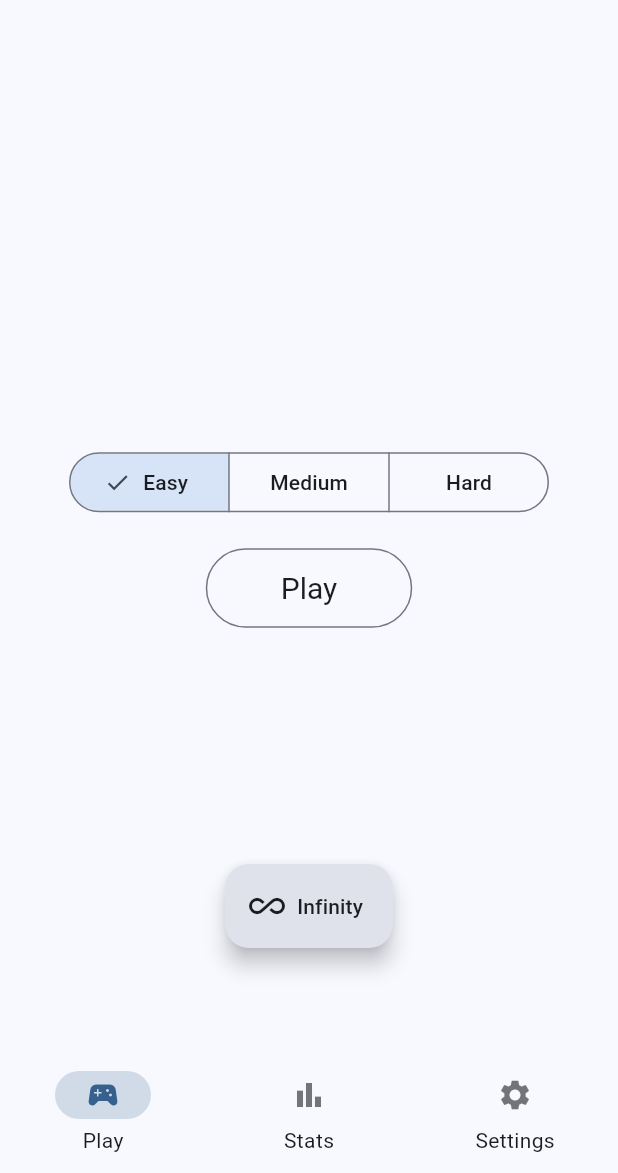
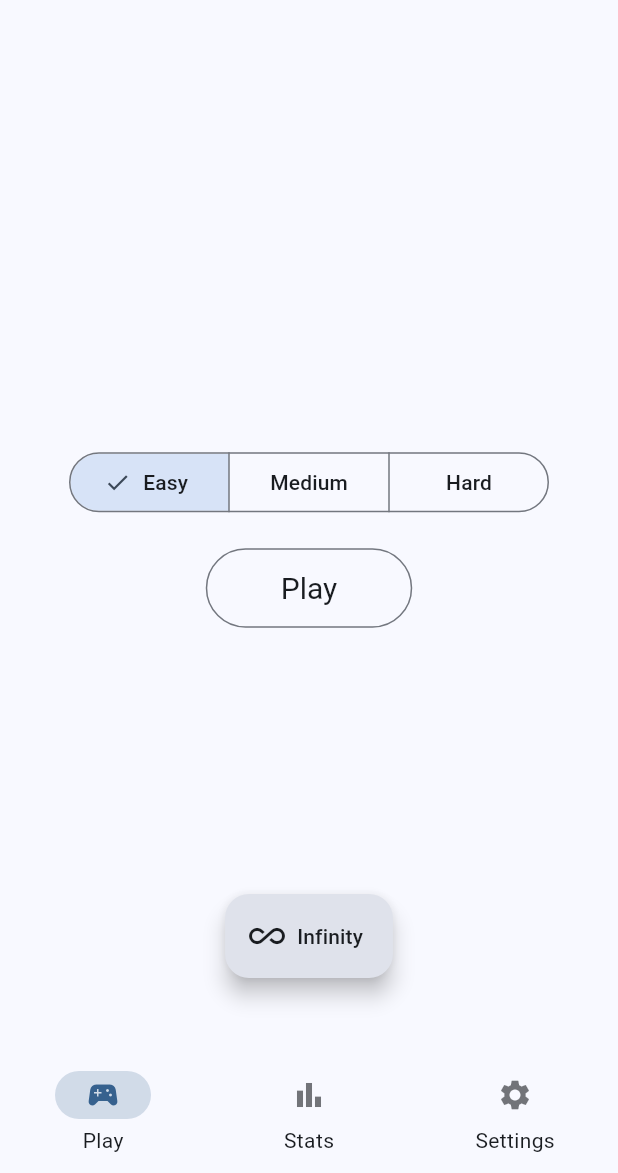
Before and after one commit to Kartik-Xplorer/Memorix, a Flutter app: the screen it shows after launch, after a tap on "Infinity", on a phone screen of 412 x 824 dp, the part 63-1236 px from its top. Run offline on Flutter 3.47's test engine with Material 3 defaults, Android fonts, the light colour scheme and no system bars; our stand-ins replace fl_chart, shared_preferences.

Commit message:
Working properly without stats

```diff
--- a/lib/data.dart
+++ b/lib/data.dart
@@ -1,53 +1,39 @@
 import 'package:shared_preferences/shared_preferences.dart';
 
 class GameData {
-  static const String _highestTimeKey = 'highestTime';
-  static const String _minimumTimeKey = 'minimumTime';
-  static const String _gamesPlayedKey = 'gamesPlayed';
-  static const String _gameTimesKey = 'gameTimes';
-
-  // Save game data (highest time, minimum time, games played, and elapsed time)
-  static Future<void> saveGameData(
-      int highestTime, int minimumTime, int gamesPlayed, int elapsedTime) async {
-    final SharedPreferences prefs = await SharedPreferences.getInstance();
-
-    // Get existing game times list or create a new one
-    List<int> gameTimes = prefs.getStringList(_gameTimesKey)?.map((e) => int.parse(e)).toList() ?? [];
-
-    // Add the current game time to the list
-    gameTimes.add(elapsedTime);
-
-    // Save the new game times list as a list of strings
-    await prefs.setStringList(_gameTimesKey, gameTimes.map((e) => e.toString()).toList());
-
-    // Save the highest time, minimum time, and number of games played
-    await prefs.setInt(_highestTimeKey, highestTime);
-    await prefs.setInt(_minimumTimeKey, minimumTime);
-    await prefs.setInt(_gamesPlayedKey, gamesPlayed);
+  static Future<void> saveGameData(String difficulty, int highestTime, int minimumTime, int gamesPlayed, int elapsedTime, int wins, int losses) async {
+    final prefs = await SharedPreferences.getInstance();
+    await prefs.setInt('${difficulty}_highestTime', highestTime);
+    await prefs.setInt('${difficulty}_minimumTime', minimumTime);
+    await prefs.setInt('${difficulty}_gamesPlayed', gamesPlayed);
+    await prefs.setInt('${difficulty}_elapsedTime', elapsedTime);
+    await prefs.setInt('${difficulty}_wins', wins);
+    await prefs.setInt('${difficulty}_losses', losses);
   }
 
-  // Load game data (highest time, minimum time, games played, and all game times)
-  static Future<Map<String, int>> loadGameData() async {
-    final SharedPreferences prefs = await SharedPreferences.getInstance();
-
-    int highestTime = prefs.getInt(_highestTimeKey) ?? 0;
-    int minimumTime = prefs.getInt(_minimumTimeKey) ?? 0;
-    int gamesPlayed = prefs.getInt(_gamesPlayedKey) ?? 0;
-
-    // Return a Map with the appropriate types (int)
+  static Future<Map<String, int>> loadGameData(String difficulty) async {
+    final prefs = await SharedPreferences.getInstance();
     return {
-      'highestTime': highestTime,
-      'minimumTime': minimumTime,
-      'gamesPlayed': gamesPlayed,
+      'highestTime': prefs.getInt('${difficulty}_highestTime') ?? 0,
+      'minimumTime': prefs.getInt('${difficulty}_minimumTime') ?? 0,
+      'gamesPlayed': prefs.getInt('${difficulty}_gamesPlayed') ?? 0,
+      'elapsedTime': prefs.getInt('${difficulty}_elapsedTime') ?? 0,
+      'wins': prefs.getInt('${difficulty}_wins') ?? 0,   // Added wins
+      'losses': prefs.getInt('${difficulty}_losses') ?? 0 // Added losses
     };
   }
 
-  // Load game times (list of integers)
-  static Future<List<int>> loadGameTimes() async {
-    final SharedPreferences prefs = await SharedPreferences.getInstance();
+  static Future<void> incrementGamesPlayed(String difficulty, bool isWin) async {
+    final prefs = await SharedPreferences.getInstance();
+    int gamesPlayed = prefs.getInt('${difficulty}_gamesPlayed') ?? 0;
+    int wins = prefs.getInt('${difficulty}_wins') ?? 0;
+    int losses = prefs.getInt('${difficulty}_losses') ?? 0;
 
-    // Load and parse game times from SharedPreferences
-    List<String> gameTimesString = prefs.getStringList(_gameTimesKey) ?? [];
-    return gameTimesString.map((e) => int.parse(e)).toList();
+    await prefs.setInt('${difficulty}_gamesPlayed', gamesPlayed + 1);
+    if (isWin) {
+      await prefs.setInt('${difficulty}_wins', wins + 1);
+    } else {
+      await prefs.setInt('${difficulty}_losses', losses + 1);
+    }
   }
 }
--- a/lib/main.dart
+++ b/lib/main.dart
@@ -67,9 +67,7 @@
   @override
   Widget build(BuildContext context) {
     return Scaffold(
-      body: Stack(
-        children: [
-          PageView(
+      body: PageView(
         controller: _pageController,
         physics: const BouncingScrollPhysics(),
         children: [
@@ -78,23 +76,6 @@
           SettingsPage(toggleTheme: widget.toggleTheme, themeMode: widget.themeMode),
         ],
         onPageChanged: (index) => setState(() => _selectedIndex = index),
-          ),
-          Align(
-            alignment: Alignment.bottomCenter,
-            child: Padding(
-              padding: const EdgeInsets.only(bottom: 70), // Adjust height above navbar
-              child: FloatingActionButton.extended(
-                onPressed: () {
-                  print("Infinity Mode Activated");
-                },
-                label: const Text('Infinity'),
-                icon: const Icon(Icons.all_inclusive),
-                backgroundColor: Theme.of(context).colorScheme.surfaceVariant, // Light color
-                foregroundColor: Theme.of(context).colorScheme.onSurface, // Adaptive text/icon color
-              ),
-            ),
-          ),
-        ],
       ),
       bottomNavigationBar: NavigationBarTheme(
         data: NavigationBarThemeData(
--- a/lib/play_page.dart
+++ b/lib/play_page.dart
@@ -17,7 +17,9 @@
       appBar: AppBar(
         title: const Text('Welcome to Memorix'),
       ),
-      body: Center(
+      body: Stack(
+        children: [
+          Center(
             child: Column(
               mainAxisAlignment: MainAxisAlignment.center,
               children: [
@@ -61,6 +63,24 @@
               ],
             ),
           ),
+          Positioned(
+            bottom: 50, // 56dp from the bottom
+            left: 0,
+            right: 0,
+            child: Center(
+              child: FloatingActionButton.extended(
+                onPressed: () {
+                  print("Infinity Mode Activated");
+                },
+                label: const Text('Infinity'),
+                icon: const Icon(Icons.all_inclusive),
+                backgroundColor: colorScheme.surfaceVariant, // Light color
+                foregroundColor: colorScheme.onSurface, // Adaptive text/icon color
+              ),
+            ),
+          ),
+        ],
+      ),
       backgroundColor: colorScheme.background,
     );
   }
--- a/lib/stats_page.dart
+++ b/lib/stats_page.dart
@@ -1,77 +1,169 @@
 import 'package:flutter/material.dart';
-import 'package:flutter_echarts/flutter_echarts.dart';
+import 'package:fl_chart/fl_chart.dart';
 import 'data.dart';
+import 'dart:async';
 
 class StatsPage extends StatefulWidget {
   @override
   _StatsPageState createState() => _StatsPageState();
 }
 
-class _StatsPageState extends State<StatsPage> {
-  late int highestTime = 0;
-  late int minimumTime = 0;
-  late int gamesPlayed = 0;
-  List<int> gameTimes = [];
+class _StatsPageState extends State<StatsPage> with SingleTickerProviderStateMixin {
+  late TabController _tabController;
+  Map<String, Map<String, int>> gameData = {
+    'Overall': {}, 'Easy': {}, 'Medium': {}, 'Hard': {}
+  };
 
   @override
   void initState() {
     super.initState();
+    _tabController = TabController(length: 4, vsync: this);
     loadGameData();
   }
 
-  // Load saved game data
-  void loadGameData() async {
-    Map<String, int> gameData = await GameData.loadGameData();
-    List<int> times = await GameData.loadGameTimes();
+  Future<void> loadGameData() async {
+    List<String> difficulties = ['Easy', 'Medium', 'Hard'];
+    int totalGames = 0, totalWins = 0, totalLosses = 0;
+    int? minTime, maxTime;
 
-    setState(() {
-      highestTime = gameData['highestTime'] ?? 0;
-      minimumTime = gameData['minimumTime'] ?? 0;
-      gamesPlayed = gameData['gamesPlayed'] ?? 0;
-      gameTimes = times;
-    });
+    for (var difficulty in difficulties) {
+      gameData[difficulty] = await GameData.loadGameData(difficulty);
+      totalGames += gameData[difficulty]?['gamesPlayed'] ?? 0;
+      totalWins += gameData[difficulty]?['wins'] ?? 0;
+      totalLosses += gameData[difficulty]?['losses'] ?? 0;
+
+      int? currentMin = gameData[difficulty]?['elapsedTime'];
+      int? currentMax = gameData[difficulty]?['highestTime'];
+
+      if (currentMin != null) {
+        minTime = minTime == null ? currentMin : (currentMin < minTime ? currentMin : minTime);
+      }
+      if (currentMax != null) {
+        maxTime = maxTime == null ? currentMax : (currentMax > maxTime ? currentMax : maxTime);
+      }
+    }
+
+    gameData['Overall'] = {
+      'gamesPlayed': totalGames,
+      'wins': totalWins,
+      'losses': totalLosses,
+      'elapsedTime': minTime ?? 0,
+      'highestTime': maxTime ?? 0,
+    };
+
+    setState(() {});
+  }
+
+  String formatTime(int? milliseconds) {
+    if (milliseconds == null) return "0.0 sec";
+    return "${(milliseconds / 1000).toStringAsFixed(1)} sec";
+  }
+
+  Widget buildStatCard(String title, String value) {
+    return Card(
+      elevation: 4,
+      shape: RoundedRectangleBorder(borderRadius: BorderRadius.circular(12)),
+      child: Padding(
+        padding: const EdgeInsets.all(12.0),
+        child: Column(
+          mainAxisSize: MainAxisSize.min,
+          children: [
+            Text(title, style: TextStyle(fontSize: 16, fontWeight: FontWeight.bold)),
+            SizedBox(height: 5),
+            Text(value, style: TextStyle(fontSize: 14, color: Colors.grey[700])),
+          ],
+        ),
+      ),
+    );
+  }
+
+  Widget buildStatsPage(String title, Map<String, int> stats) {
+    int wins = stats['wins'] ?? 0;
+    int losses = stats['losses'] ?? 0;
+    int totalGames = wins + losses;
+
+    return SingleChildScrollView(
+      padding: EdgeInsets.all(16),
+      child: Column(
+        crossAxisAlignment: CrossAxisAlignment.center,
+        children: [
+          Text(title, style: TextStyle(fontSize: 22, fontWeight: FontWeight.bold)),
+          SizedBox(height: 10),
+          Wrap(
+            spacing: 10,
+            runSpacing: 10,
+            alignment: WrapAlignment.center,
+            children: [
+              buildStatCard('Minimum Time', formatTime(stats['elapsedTime'])),
+              buildStatCard('Maximum Time', formatTime(stats['highestTime'])),
+              buildStatCard('Games Played', stats['gamesPlayed']?.toString() ?? '0'),
+            ],
+          ),
+          SizedBox(height: 20),
+          if (totalGames > 0) ...[
+            Text("Win/Loss Ratio", style: TextStyle(fontSize: 18, fontWeight: FontWeight.bold)),
+            SizedBox(height: 200, child: buildPieChart(wins, losses)),
+          ]
+        ],
+      ),
+    );
+  }
+
+  Widget buildPieChart(int wins, int losses) {
+    int total = wins + losses;
+    if (total == 0) return Container(); // Hide chart if no data
+
+    return PieChart(
+      PieChartData(
+        sections: [
+          if (wins > 0)
+            PieChartSectionData(
+              value: (wins / total) * 100,
+              color: Colors.green,
+              title: wins > 0 ? 'Win ${(wins / total * 100).toStringAsFixed(1)}%' : '',
+              radius: 60,
+              titleStyle: TextStyle(fontSize: 14, fontWeight: FontWeight.bold, color: Colors.white),
+            ),
+          if (losses > 0)
+            PieChartSectionData(
+              value: (losses / total) * 100,
+              color: Colors.red,
+              title: losses > 0 ? 'Loss ${(losses / total * 100).toStringAsFixed(1)}%' : '',
+              radius: 60,
+              titleStyle: TextStyle(fontSize: 14, fontWeight: FontWeight.bold, color: Colors.white),
+            ),
+        ],
+      ),
+    );
   }
 
   @override
   Widget build(BuildContext context) {
     return Scaffold(
-      appBar: AppBar(title: Text('Game Stats')),
-      body: gameTimes.isEmpty
-          ? Center(child: CircularProgressIndicator())
-          : Column(
+      appBar: AppBar(title: Text("Game Statistics")),
+      body: Column(
         children: [
-          // Stats Summary
-          Padding(
-            padding: const EdgeInsets.all(16.0),
-            child: Column(
-              crossAxisAlignment: CrossAxisAlignment.start,
+          TabBar(
+            controller: _tabController,
+            labelColor: Theme.of(context).colorScheme.primary,
+            unselectedLabelColor: Theme.of(context).colorScheme.onSurface,
+            indicatorColor: Theme.of(context).colorScheme.primary,
+            tabs: [
+              Tab(text: "Overall"),
+              Tab(text: "Easy"),
+              Tab(text: "Medium"),
+              Tab(text: "Hard"),
+            ],
+          ),
+          Expanded(
+            child: TabBarView(
+              controller: _tabController,
               children: [
-                Text('Highest Time: $highestTime sec', style: TextStyle(fontSize: 16)),
-                Text('Minimum Time: $minimumTime sec', style: TextStyle(fontSize: 16)),
-                Text('Games Played: $gamesPlayed', style: TextStyle(fontSize: 16)),
+                buildStatsPage("Overall Stats", gameData['Overall'] ?? {}),
+                buildStatsPage("Easy Stats", gameData['Easy'] ?? {}),
+                buildStatsPage("Medium Stats", gameData['Medium'] ?? {}),
+                buildStatsPage("Hard Stats", gameData['Hard'] ?? {}),
               ],
-            ),
-          ),
-
-          // Line Chart
-          Expanded(
-            child: Echarts(
-              option: '''
-                    {
-                      tooltip: { trigger: 'axis' },
-                      xAxis: {
-                        type: 'category',
-                        data: ${List.generate(gameTimes.length, (index) => '"Game ${index + 1}"')}
-                      },
-                      yAxis: { type: 'value' },
-                      series: [{
-                        data: ${gameTimes},
-                        type: 'line',
-                        smooth: true,
-                        itemStyle: { color: 'blue' }
-                      }]
-                    }
-                    ''',
             ),
           ),
         ],
--- a/pubspec.yaml
+++ b/pubspec.yaml
@@ -37,7 +37,7 @@
   provider: ^6.1.2
   auto_size_text: ^3.0.0
   shared_preferences: ^2.0.6
-  flutter_echarts: ^2.3.0
+  fl_chart: ^0.70.2
 
 dev_dependencies:
   flutter_test:
```
Also changed, not shown: lib/game_page.dart (+42 -48 lines), pubspec.lock, 1 other file. Lines whose indentation alone changed are shown as unchanged.
